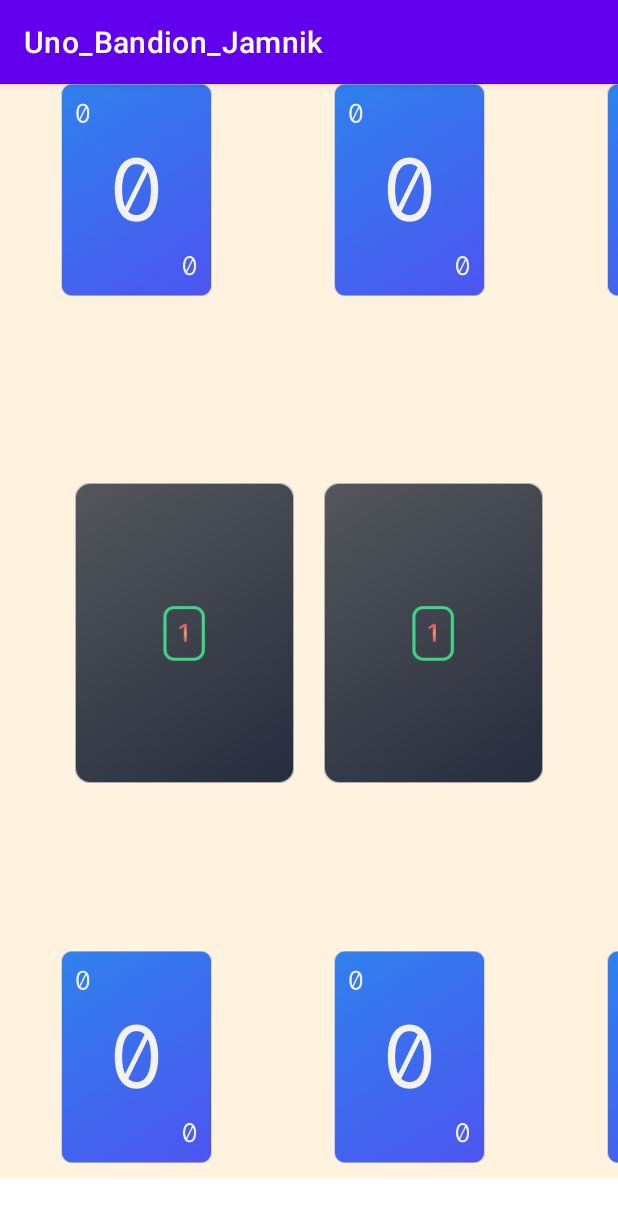
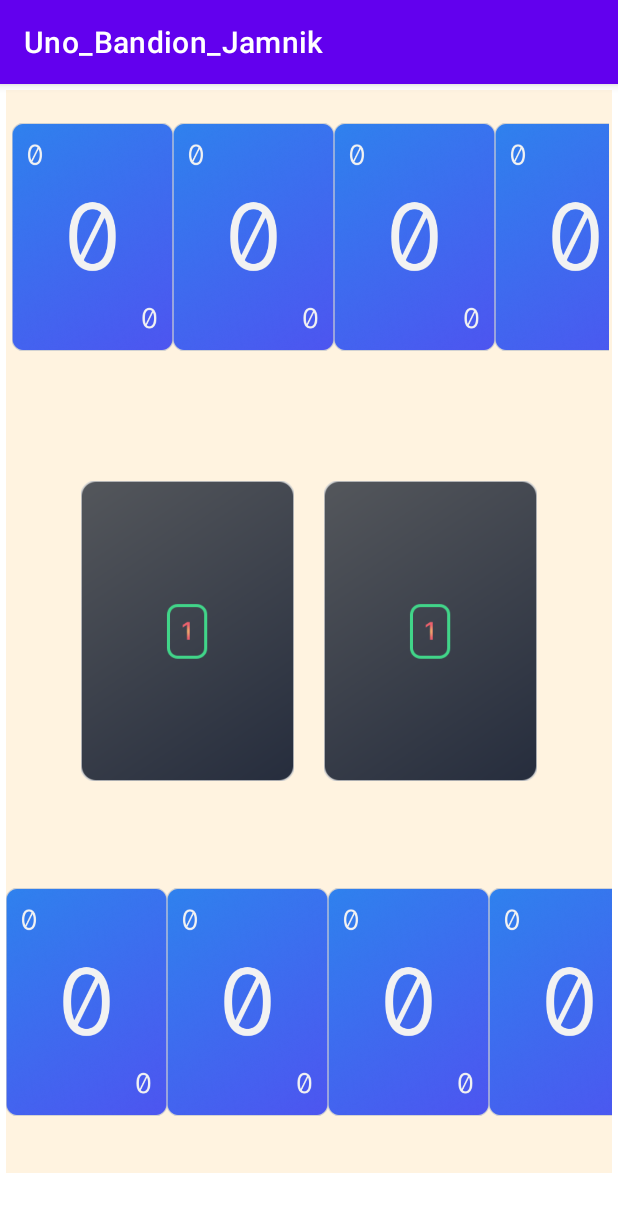
Before and after one commit to TobiasJamnikAT/Uno_Bandion_Jamnik, an Android app: the screen it shows after launch (MainActivity), on a phone screen of 412 x 824 dp. Shown: the top 1217 px of the screen. Run offline under Robolectric (Android 15) with nearby library versions, the light colour scheme and no system bars.

Commit message:
Nicht so feines UI

```diff
--- a/app/src/main/AndroidManifest.xml
+++ b/app/src/main/AndroidManifest.xml
@@ -10,7 +10,7 @@
         android:supportsRtl="true"
         android:theme="@style/Theme.Uno_Bandion_Jamnik">
         <activity
-            android:name=".MainActivity"
+            android:name=".beans.MainActivity"
             android:exported="true">
             <intent-filter>
                 <action android:name="android.intent.action.MAIN" />
--- a/app/src/main/java/com/example/uno_bandion_jamnik/MainActivity.java
+++ b/app/src/main/java/com/example/uno_bandion_jamnik/beans/MainActivity.java
@@ -1,10 +1,14 @@
-package com.example.uno_bandion_jamnik;
+package com.example.uno_bandion_jamnik.beans;
 
 import androidx.appcompat.app.AppCompatActivity;
 import androidx.recyclerview.widget.LinearLayoutManager;
 import androidx.recyclerview.widget.RecyclerView;
 
 import android.os.Bundle;
+
+import com.example.uno_bandion_jamnik.CardView;
+import com.example.uno_bandion_jamnik.CardViewAdapter;
+import com.example.uno_bandion_jamnik.R;
 
 import java.util.LinkedList;
 import java.util.List;
@@ -25,18 +29,16 @@ public class MainActivity extends AppCompatActivity {
         CardView cardView1 = new CardView("C:\\Users\\Tobias Jamnik\\AndroidStudioProjects\\Ueben2Test\\Uno_Bandion_Jamnik\\app\\src\\main\\res\\drawable\\card3_red");
         CardView cardView2 = new CardView("C:\\Users\\Tobias Jamnik\\AndroidStudioProjects\\Ueben2Test\\Uno_Bandion_Jamnik\\app\\src\\main\\res\\drawable\\card1_green");
         CardView cardView3 = new CardView("C:\\Users\\Tobias Jamnik\\AndroidStudioProjects\\Ueben2Test\\Uno_Bandion_Jamnik\\app\\src\\main\\res\\drawable\\card0_blue");
+        CardView cardView4 = new CardView("C:\\Users\\Tobias Jamnik\\AndroidStudioProjects\\Ueben2Test\\Uno_Bandion_Jamnik\\app\\src\\main\\res\\drawable\\card0_blue");
 
         cardViewList.add(cardView1);
         cardViewList.add(cardView2);
         cardViewList.add(cardView3);
+        cardViewList.add(cardView4);
 
         hand1.setLayoutManager(new LinearLayoutManager(getApplicationContext(), LinearLayoutManager.HORIZONTAL, false));
         hand1.setAdapter(new CardViewAdapter(cardViewList));
         hand2.setLayoutManager(new LinearLayoutManager(getApplicationContext(), LinearLayoutManager.HORIZONTAL, false));
         hand2.setAdapter(new CardViewAdapter(cardViewList));
-
-
-
-
     }
 }
--- a/app/src/main/res/layout/activity_main.xml
+++ b/app/src/main/res/layout/activity_main.xml
@@ -4,7 +4,9 @@
     xmlns:tools="http://schemas.android.com/tools"
     android:layout_width="match_parent"
     android:layout_height="match_parent"
-    tools:context=".MainActivity">
+    android:layout_margin="2dp"
+    android:padding="2dp"
+    tools:context=".beans.MainActivity">
 
     <LinearLayout
         android:layout_width="match_parent"
@@ -15,20 +17,22 @@
         <LinearLayout
             android:id="@+id/layoutHand1"
             android:layout_width="match_parent"
-            android:layout_height="154dp"
+            android:layout_height="210dp"
             android:background="#FFF3E0"
             android:orientation="horizontal">
 
             <androidx.recyclerview.widget.RecyclerView
                 android:id="@+id/rvHand1"
                 android:layout_width="match_parent"
-                android:layout_height="141dp" />
+                android:layout_height="match_parent"
+                android:layout_marginStart="2dp"
+                android:padding="2dp" />
         </LinearLayout>
 
         <LinearLayout
             android:id="@+id/mainBoard"
             android:layout_width="match_parent"
-            android:layout_height="424dp"
+            android:layout_height="302dp"
             android:background="#FFF3E0"
             android:orientation="horizontal"
             android:padding="50dp">
@@ -57,14 +61,14 @@
         <LinearLayout
             android:id="@+id/layoutHand2"
             android:layout_width="match_parent"
-            android:layout_height="151dp"
+            android:layout_height="210dp"
             android:background="#FFF3E0"
             android:orientation="horizontal">
 
             <androidx.recyclerview.widget.RecyclerView
                 android:id="@+id/rvHand2"
                 android:layout_width="match_parent"
-                android:layout_height="141dp" />
+                android:layout_height="200dp" />
         </LinearLayout>
     </LinearLayout>
 </RelativeLayout>
--- a/app/src/main/res/layout/card_item.xml
+++ b/app/src/main/res/layout/card_item.xml
@@ -6,7 +6,7 @@
 
     <ImageView
         android:id="@+id/imageView"
-        android:layout_width="182dp"
-        android:layout_height="272dp"
+        android:layout_width="107dp"
+        android:layout_height="192dp"
         app:srcCompat="@drawable/card0_blue" />
 </RelativeLayout>
```
